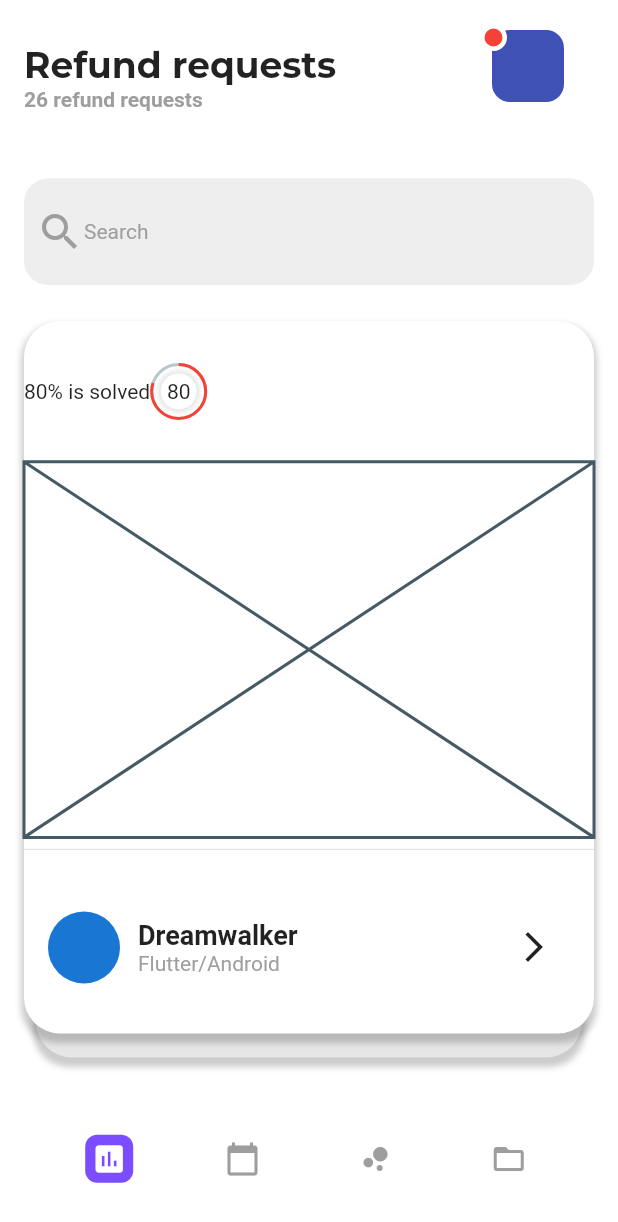
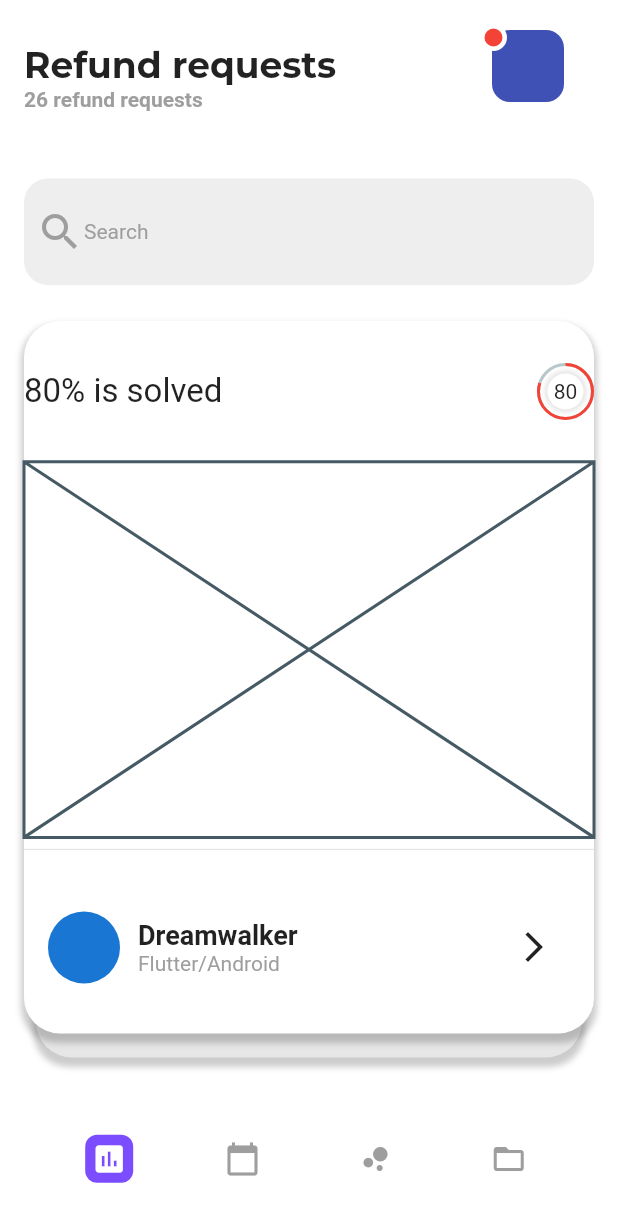
Before and after one commit to JAICHANGPARK/flutter_notebook_6th_story, a Flutter app: the screen it shows after launch, on a phone screen of 412 x 824 dp. Shown: the top 1222 px of the screen. Run offline on Flutter 3.47's test engine with Material 2 defaults, Android fonts, the phone set to English and light mode, and no system bars; drawn by our look-alikes of percent_indicator; our stand-ins replace bottom_navy_bar, flutter_slidable, flutter_spinkit, get_it, google_fonts, sleek_circular_slider and 1 more; missing offline and left inert: box2d_flame.

Commit message:
Update dmm_main_page.dart

```diff
--- a/lib/ep486_dmm_app/dmm_main_page.dart
+++ b/lib/ep486_dmm_app/dmm_main_page.dart
@@ -167,8 +167,11 @@ class _DmmMainPageState extends State<DmmMainPage> {
                                       Expanded(
                                         flex: 3,
                                         child: Row(
+                                          mainAxisAlignment: MainAxisAlignment.spaceBetween,
                                           children: [
-                                            Text("80% is solved",style: TextStyle(),),
+                                            Text("80% is solved",style: TextStyle(
+                                              fontSize: 22
+                                            ),),
                                             CircularPercentIndicator(
                                               radius: 38,
                                               lineWidth: 2,
```
